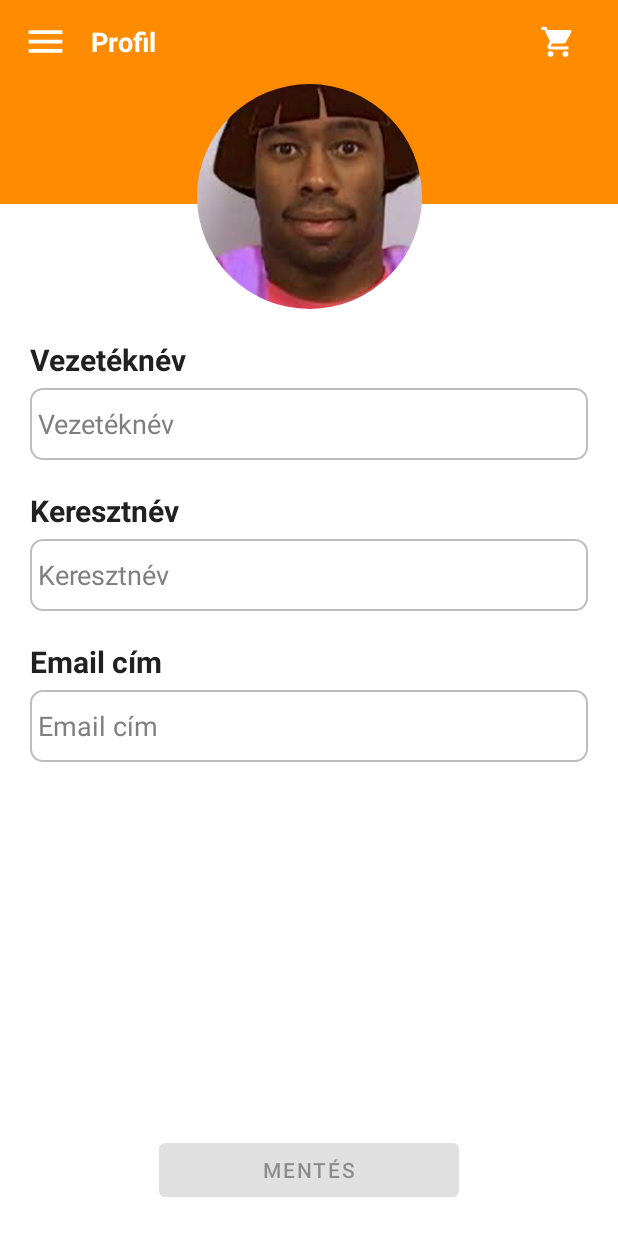
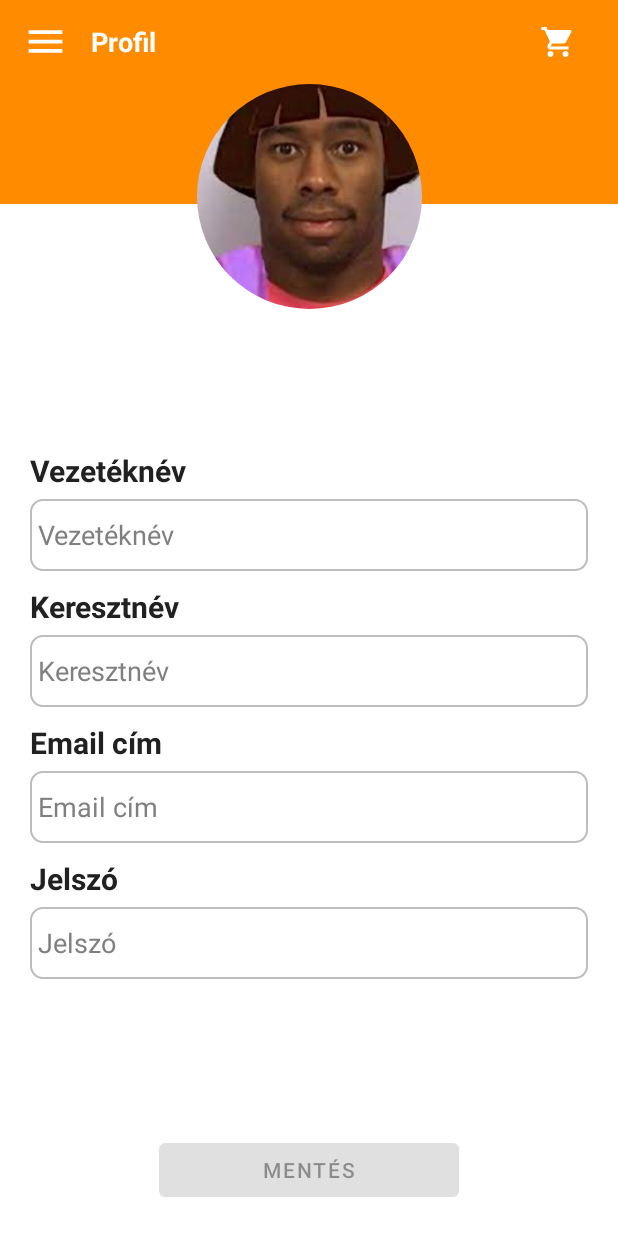
Before and after one commit to SBalint2002/android-pizzaproject, an Android app: the ProfileFragment screen opened through its navigation route, on a phone screen of 412 x 824 dp. Run offline under Robolectric (Android 15) with nearby library versions, the light colour scheme and no system bars; our stand-ins replace Picasso, navigation-ui; plain views replace RoundedImageView; pictures from the network do not load; 9 statements that could not run were skipped.

Commit message:
Save user

```diff
--- a/app/build.gradle
+++ b/app/build.gradle
@@ -9,7 +9,7 @@ android {
     defaultConfig {
         applicationId "hu.pizzavalto.pizzaproject"
         minSdk 24
-        targetSdk 32
+        targetSdk 33
         versionCode 1
         versionName "1.0"
 
@@ -43,8 +43,8 @@ dependencies {
     // https://mvnrepository.com/artifact/com.squareup.retrofit2/converter-gson
     implementation group: 'com.squareup.retrofit2', name: 'converter-gson', version: '2.9.0'
 
-    implementation 'com.google.code.gson:gson:2.8.9'
-    implementation 'com.squareup.okhttp3:logging-interceptor:4.9.1'
+    implementation 'com.google.code.gson:gson:2.10.1'
+    implementation 'com.squareup.okhttp3:logging-interceptor:5.0.0-alpha.11'
 
     //Rounded image
     implementation 'com.makeramen:roundedimageview:2.3.0'
--- a/app/src/main/java/hu/pizzavalto/pizzaproject/components/MainPage.java
+++ b/app/src/main/java/hu/pizzavalto/pizzaproject/components/MainPage.java
@@ -125,6 +125,7 @@ public class MainPage extends AppCompatActivity {
                         profileNameTextView.setText(user.getFirst_name());
                         profileRoleTextView.setText(user.isAdmin() ? "Admin" : "Felhasználó");
                         profileRoleTextView.setTextColor(Color.parseColor(user.isAdmin() ? "#FF0000" : "#00FF00"));
+                        System.out.println(user);
                         MainPage.this.user = user;
                     } else {
                         navigateToLoginActivity();
--- a/app/src/main/java/hu/pizzavalto/pizzaproject/fragments/CartFragment.java
+++ b/app/src/main/java/hu/pizzavalto/pizzaproject/fragments/CartFragment.java
@@ -115,7 +115,7 @@ public class CartFragment extends Fragment {
                     });
                 } else {
                     // handle the null case
-                    System.out.println("nullgec");
+                    System.out.println("The pizza with the selected Id doesn't exists!");
                 }
             }
         }
--- a/app/src/main/java/hu/pizzavalto/pizzaproject/fragments/ProfileFragment.java
+++ b/app/src/main/java/hu/pizzavalto/pizzaproject/fragments/ProfileFragment.java
@@ -19,6 +19,7 @@ import hu.pizzavalto.pizzaproject.components.LoginActivity;
 import hu.pizzavalto.pizzaproject.components.MainPage;
 import hu.pizzavalto.pizzaproject.auth.JwtResponse;
 import hu.pizzavalto.pizzaproject.model.User;
+import hu.pizzavalto.pizzaproject.retrofit.NetworkService;
 import hu.pizzavalto.pizzaproject.retrofit.UserApi;
 import hu.pizzavalto.pizzaproject.sharedpreferences.TokenUtils;
 import retrofit2.Call;
@@ -30,9 +31,11 @@ import retrofit2.Response;
  */
 public class ProfileFragment extends Fragment {
 
-    private EditText profileLastName, profileFirstName, profileEmail;
+    private EditText profileLastName, profileFirstName, profileEmail, profilePassword;
     private Button saveProfileButton;
     private String originalLastName, originalFirstName, originalEmail;
+    private User user;
+    private User modifyUser;
 
     @Override
     public View onCreateView(LayoutInflater inflater, ViewGroup container, Bundle savedInstanceState) {
@@ -44,14 +47,31 @@ public class ProfileFragment extends Fragment {
         profileLastName.setText(user.getLast_name());
         profileFirstName.setText(user.getFirst_name());
         profileEmail.setText(user.getEmail());
+        profilePassword.setText("");
 
         // Add a TextWatcher to detect changes in any of the EditText fields.
         profileLastName.addTextChangedListener(textWatcher);
         profileFirstName.addTextChangedListener(textWatcher);
         profileEmail.addTextChangedListener(textWatcher);
+        profilePassword.addTextChangedListener(textWatcher);
 
         saveProfileButton.setOnClickListener(saveProfile -> {
-            //saveUser();
+            String password = null;
+            if (!profilePassword.getText().toString().isEmpty()){
+                if (profilePassword.getText().length() < 6){
+                    System.out.println("Legalább 6 karakter legyen");
+                    return;
+                }
+                password = profilePassword.getText().toString();
+            }
+            modifyUser = new User(
+                    user.getId(),
+                    profileFirstName.getText().toString(),
+                    profileLastName.getText().toString(),
+                    profileEmail.getText().toString(),
+                    password,
+                    user.isAdmin());
+            saveUserInformation();
         });
 
         return view;
@@ -59,14 +79,15 @@ public class ProfileFragment extends Fragment {
 
     private final TextWatcher textWatcher = new TextWatcher() {
         @Override
-        public void beforeTextChanged(CharSequence s, int start, int count, int after) {}
+        public void beforeTextChanged(CharSequence s, int start, int count, int after) {
+        }
 
         @Override
-        public void onTextChanged(CharSequence s, int start, int before, int count) {}
+        public void onTextChanged(CharSequence s, int start, int before, int count) {
+        }
 
         @Override
         public void afterTextChanged(Editable s) {
-            // Enable the save button when any of the EditText fields have changed.
             saveProfileButton.setEnabled(hasChanges());
         }
     };
@@ -75,11 +96,12 @@ public class ProfileFragment extends Fragment {
         profileLastName = view.findViewById(R.id.profileLastName);
         profileFirstName = view.findViewById(R.id.profileFirstName);
         profileEmail = view.findViewById(R.id.profileEmail);
+        profilePassword = view.findViewById(R.id.profilePassword);
 
         saveProfileButton = view.findViewById(R.id.saveProfileButton);
         saveProfileButton.setEnabled(!hasChanges());
 
-        User user = ((MainPage) requireActivity()).getUser();
+        user = ((MainPage) requireActivity()).getUser();
         originalLastName = user.getLast_name();
         originalFirstName = user.getFirst_name();
         originalEmail = user.getEmail();
@@ -89,48 +111,56 @@ public class ProfileFragment extends Fragment {
         String currentLastName = profileLastName.getText().toString().trim();
         String currentFirstName = profileFirstName.getText().toString().trim();
         String currentEmail = profileEmail.getText().toString().trim();
+        String currentPassword = profilePassword.getText().toString().trim();
 
-        return !currentLastName.equals(originalLastName) || !currentFirstName.equals(originalFirstName) || !currentEmail.equals(originalEmail);
+        return !currentLastName.equals(originalLastName)
+                || !currentFirstName.equals(originalFirstName)
+                || !currentEmail.equals(originalEmail)
+                || !currentPassword.isEmpty();
     }
 
-    //getAllPizzas helyett save user
-    /*private void saveUser(){
-        TokenUtils tokenUtils = new TokenUtils(getActivity());
+    private void saveUserInformation() {
+        TokenUtils tokenUtils = new TokenUtils(requireActivity());
         String accessToken = tokenUtils.getAccessToken();
         if (accessToken == null) {
             navigateToLoginActivity();
             return;
         }
-        System.out.println(accessToken);
 
-        NetworkService networkService = new NetworkService();
-        UserApi userApi = networkService.getRetrofit().create(UserApi.class);
-        userApi.getAllPizzas().enqueue(new Callback<Pizza>() {
+        UserApi userApi = new NetworkService().getRetrofit().create(UserApi.class);
+        userApi.saveUser("Bearer " + accessToken, user.getId(), modifyUser).enqueue(new Callback<String>() {
             @Override
-            public void onResponse(Call<Pizza> call, Response<Pizza> response) {
-                if (!response.isSuccessful()) {
-                    if (response.code() == 451) {
+            public void onResponse(@NonNull Call<String> call, @NonNull Response<String> response) {
+                if (response.isSuccessful()) {
+                    String message = response.body();
+                    if (message != null) {
+                        //TODO: DIALOG + FRISSÍTÉS
+                        System.out.println("SIKERES");
+                    } else if (response.code() == 451) {
                         handleTokenRefresh(tokenUtils, userApi);
-                    } else if (response.code() == 401) {
-                        navigateToLoginActivity();
-                    } else {
-                        navigateToLoginActivity();
                     }
-                    return;
+
+                } else {
+                    handleResponseCode(response.code(), tokenUtils, userApi);
                 }
-                Gson gson = new Gson();
-                Type type = new TypeToken<List<Pizza>>(){}.getType();
-                List<Pizza> pizzas = gson.fromJson(response.body().toString(), type);
-
-                System.out.println(pizzas);
             }
 
             @Override
-            public void onFailure(Call<Pizza> call, Throwable t) {
+            public void onFailure(@NonNull Call<String> call, @NonNull Throwable t) {
+                System.out.println("SZAAAAAAAAAAAAAAAAAAAR");
+                System.out.println(t);
                 navigateToLoginActivity();
             }
         });
-    }*/
+    }
+
+    private void handleResponseCode(int code, TokenUtils tokenUtils, UserApi userApi) {
+        if (code == 451) {
+            handleTokenRefresh(tokenUtils, userApi);
+        } else {
+            navigateToLoginActivity();
+        }
+    }
 
     private void handleTokenRefresh(TokenUtils tokenUtils, UserApi userApi) {
         String refreshToken = tokenUtils.getRefreshToken();
@@ -154,7 +184,7 @@ public class ProfileFragment extends Fragment {
                 if (jwtResponse != null) {
                     tokenUtils.setRefreshToken(jwtResponse.getRefreshToken());
                 }
-                //saveUser();
+                saveUserInformation();
             }
 
             @Override
--- a/app/src/main/java/hu/pizzavalto/pizzaproject/retrofit/UserApi.java
+++ b/app/src/main/java/hu/pizzavalto/pizzaproject/retrofit/UserApi.java
@@ -1,6 +1,7 @@
 package hu.pizzavalto.pizzaproject.retrofit;
 
 import java.util.List;
+
 import hu.pizzavalto.pizzaproject.auth.JwtResponse;
 import hu.pizzavalto.pizzaproject.model.Pizza;
 import hu.pizzavalto.pizzaproject.auth.RefreshRequest;
@@ -10,6 +11,8 @@ import retrofit2.http.Body;
 import retrofit2.http.GET;
 import retrofit2.http.Header;
 import retrofit2.http.POST;
+import retrofit2.http.PUT;
+import retrofit2.http.Path;
 
 public interface UserApi {
 
@@ -27,4 +30,8 @@ public interface UserApi {
 
     @GET("/pizza/get-all")
     Call<List<Pizza>> getAllPizzas();
+
+    @PUT("/user/{userId}")
+    Call<String> saveUser(@Header("Authorization") String token, @Path("userId") Long userId, @Body User user);
+
 }
--- a/app/src/main/res/anim/slide_in_left.xml
+++ b/app/src/main/res/anim/slide_in_left.xml
@@ -1,7 +1,7 @@
 <?xml version="1.0" encoding="utf-8"?>
 <set xmlns:android="http://schemas.android.com/apk/res/android">
     <translate
-        android:duration="@android:integer/config_shortAnimTime"
+        android:duration="@android:integer/config_mediumAnimTime"
         android:fromXDelta="-100%p"
         android:toXDelta="0" />
 </set>
--- a/app/src/main/res/anim/slide_in_right.xml
+++ b/app/src/main/res/anim/slide_in_right.xml
@@ -1,7 +1,7 @@
 <?xml version="1.0" encoding="utf-8"?>
 <set xmlns:android="http://schemas.android.com/apk/res/android">
     <translate
-        android:duration="@android:integer/config_shortAnimTime"
+        android:duration="@android:integer/config_mediumAnimTime"
         android:fromXDelta="100%p"
         android:toXDelta="0" />
 </set>
--- a/app/src/main/res/anim/slide_out_left.xml
+++ b/app/src/main/res/anim/slide_out_left.xml
@@ -1,7 +1,7 @@
 <?xml version="1.0" encoding="utf-8"?>
 <set xmlns:android="http://schemas.android.com/apk/res/android">
     <translate
-        android:duration="@android:integer/config_shortAnimTime"
+        android:duration="@android:integer/config_mediumAnimTime"
         android:fromXDelta="0"
         android:toXDelta="-100%p" />
 </set>
--- a/app/src/main/res/anim/slide_out_right.xml
+++ b/app/src/main/res/anim/slide_out_right.xml
@@ -1,7 +1,7 @@
 <?xml version="1.0" encoding="utf-8"?>
 <set xmlns:android="http://schemas.android.com/apk/res/android">
     <translate
-        android:duration="@android:integer/config_shortAnimTime"
+        android:duration="@android:integer/config_mediumAnimTime"
         android:fromXDelta="0"
         android:toXDelta="100%p" />
 </set>
--- a/app/src/main/res/layout/activity_login.xml
+++ b/app/src/main/res/layout/activity_login.xml
@@ -7,6 +7,8 @@
     android:background="@drawable/loginbg"
     android:fitsSystemWindows="true"
     android:screenOrientation="portrait"
+    android:cropToPadding="true"
+    android:paddingStart="50dp"
     tools:context=".components.LoginActivity">
 
     <androidx.cardview.widget.CardView
--- a/app/src/main/res/layout/activity_register.xml
+++ b/app/src/main/res/layout/activity_register.xml
@@ -7,6 +7,8 @@
     android:background="@drawable/registerbg"
     android:fitsSystemWindows="true"
     android:screenOrientation="portrait"
+    android:cropToPadding="true"
+    android:paddingEnd="50dp"
     tools:context=".components.RegisterActivity">
 
     <androidx.cardview.widget.CardView
--- a/app/src/main/res/layout/fragment_profile.xml
+++ b/app/src/main/res/layout/fragment_profile.xml
@@ -1,7 +1,6 @@
 <?xml version="1.0" encoding="utf-8"?>
 <androidx.constraintlayout.widget.ConstraintLayout xmlns:android="http://schemas.android.com/apk/res/android"
     xmlns:app="http://schemas.android.com/apk/res-auto"
-    xmlns:tools="http://schemas.android.com/tools"
     android:layout_width="match_parent"
     android:layout_height="match_parent">
 
@@ -32,8 +31,10 @@
     <LinearLayout
         android:layout_width="match_parent"
         android:layout_height="wrap_content"
-        android:layout_margin="20dp"
+        android:layout_marginStart="20dp"
+        android:layout_marginEnd="20dp"
         android:orientation="vertical"
+        app:layout_constraintBottom_toTopOf="@+id/saveProfileButton"
         app:layout_constraintEnd_toEndOf="parent"
         app:layout_constraintStart_toStartOf="parent"
         app:layout_constraintTop_toBottomOf="@+id/profileImage">
@@ -51,7 +52,7 @@
             android:id="@+id/profileLastName"
             android:layout_width="match_parent"
             android:layout_height="48dp"
-            android:layout_marginBottom="20dp"
+            android:layout_marginBottom="10dp"
             android:background="@drawable/edit_text_bg"
             android:hint="@string/lastname"
             android:inputType="text"
@@ -75,7 +76,7 @@
             android:id="@+id/profileFirstName"
             android:layout_width="match_parent"
             android:layout_height="48dp"
-            android:layout_marginBottom="20dp"
+            android:layout_marginBottom="10dp"
             android:background="@drawable/edit_text_bg"
             android:hint="@string/firstname"
             android:inputType="text"
@@ -99,10 +100,34 @@
             android:id="@+id/profileEmail"
             android:layout_width="match_parent"
             android:layout_height="48dp"
-            android:layout_marginBottom="20dp"
+            android:layout_marginBottom="10dp"
             android:background="@drawable/edit_text_bg"
             android:hint="@string/emailaddress"
             android:inputType="textEmailAddress"
+            android:maxLines="1"
+            android:paddingStart="5sp"
+            android:singleLine="true"
+            android:textColor="@color/colorPrimaryText"
+            android:textColorHint="#7F7F7F"
+            android:textSize="18sp" />
+
+        <TextView
+            android:layout_width="wrap_content"
+            android:layout_height="wrap_content"
+            android:layout_marginBottom="5dp"
+            android:text="@string/password"
+            android:textColor="@color/colorPrimaryText"
+            android:textSize="20sp"
+            android:textStyle="bold" />
+
+        <EditText
+            android:id="@+id/profilePassword"
+            android:layout_width="match_parent"
+            android:layout_height="48dp"
+            android:layout_marginBottom="10dp"
+            android:background="@drawable/edit_text_bg"
+            android:hint="@string/password"
+            android:inputType="textPassword"
             android:maxLines="1"
             android:paddingStart="5sp"
             android:singleLine="true"
--- a/app/src/main/res/values-night/themes.xml
+++ b/app/src/main/res/values-night/themes.xml
@@ -3,7 +3,7 @@
     <style name="Theme.PizzaProjectandroid" parent="Theme.MaterialComponents.DayNight.NoActionBar">
         <!-- Status navigation -->
         <item name="android:windowTranslucentStatus">true</item>
-        <item name="android:windowTranslucentNavigation">true</item>
+        <item name="android:windowTranslucentNavigation">false</item>
         <!-- Customize your theme here. -->
         <item name="colorPrimary">@color/colorPrimary</item>
         <item name="colorPrimaryDark">@color/colorPrimaryDark</item>
--- a/app/src/main/res/values/themes.xml
+++ b/app/src/main/res/values/themes.xml
@@ -3,7 +3,7 @@
     <style name="Theme.PizzaProjectandroid" parent="Theme.MaterialComponents.DayNight.NoActionBar">
         <!-- Status navigation -->
         <item name="android:windowTranslucentStatus">true</item>
-        <item name="android:windowTranslucentNavigation">true</item>
+        <item name="android:windowTranslucentNavigation">false</item>
         <!-- Customize your theme here. -->
         <item name="colorPrimary">@color/colorPrimary</item>
         <item name="colorPrimaryDark">@color/colorPrimaryDark</item>
```
Also changed, not shown: app/src/main/java/hu/pizzavalto/pizzaproject/model/User.java (+9 -6 lines).
